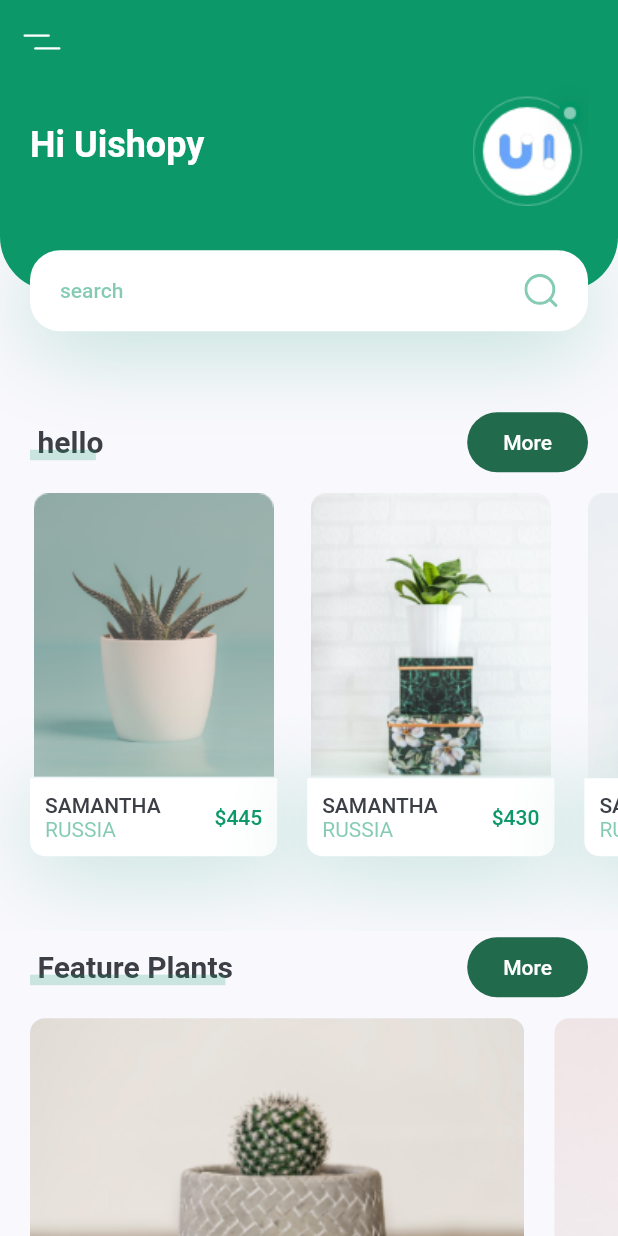
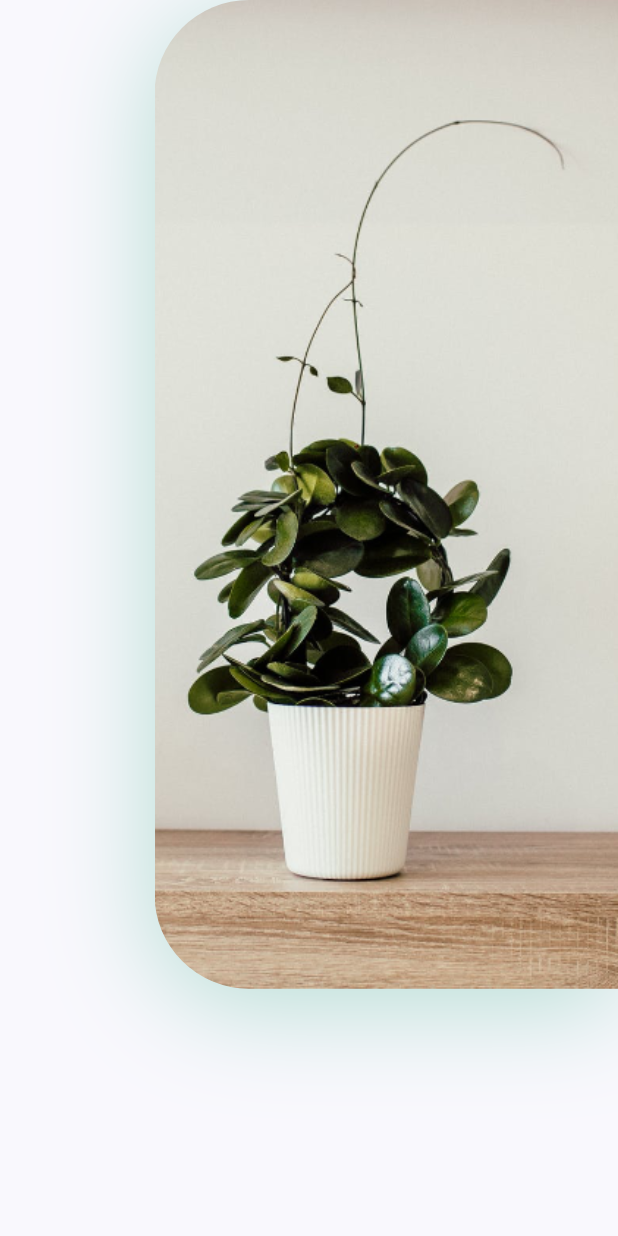
Before and after one commit to yuyang545262477/flutter_clone_platApp, a Flutter app: the screen it shows after launch, after a tap on an icon or button, on a phone screen of 412 x 824 dp. Run offline on Flutter 3.47's test engine with Material 2 defaults, Android fonts, the phone set to English and light mode, and no system bars; our stand-ins replace flutter_svg.

Commit message:
add detail page .

```diff
--- /dev/null
+++ b/lib/components/my_bottom_nav_bar.dart
@@ -0,0 +1,40 @@
+import 'package:flutter/material.dart';
+import 'package:flutter_svg/flutter_svg.dart';
+import 'package:hello_flutter/constants.dart';
+
+class MyBottomNavBar extends StatelessWidget {
+  const MyBottomNavBar({
+    super.key,
+  });
+
+  @override
+  Widget build(BuildContext context) {
+    return Container(
+      padding: const EdgeInsets.only(
+          left: kDefaultPadding * 2,
+          right: kDefaultPadding * 2,
+          bottom: kDefaultPadding),
+      height: 80,
+      decoration: BoxDecoration(color: Colors.white, boxShadow: [
+        BoxShadow(
+            offset: const Offset(0, -10),
+            blurRadius: 35,
+            color: kPrimaryColor.withOpacity(.38))
+      ]),
+      child: Row(
+        mainAxisAlignment: MainAxisAlignment.spaceBetween,
+        children: [
+          IconButton(
+              onPressed: () {},
+              icon: SvgPicture.asset('assets/icons/flower.svg')),
+          IconButton(
+              onPressed: () {},
+              icon: SvgPicture.asset('assets/icons/heart-icon.svg')),
+          IconButton(
+              onPressed: () {},
+              icon: SvgPicture.asset('assets/icons/user-icon.svg')),
+        ],
+      ),
+    );
+  }
+}
--- /dev/null
+++ b/lib/screens/detail/components/body.dart
@@ -0,0 +1,40 @@
+import 'package:flutter/material.dart';
+import 'package:hello_flutter/constants.dart';
+
+class Body extends StatelessWidget {
+  const Body({super.key});
+
+  @override
+  Widget build(BuildContext context) {
+    Size size = MediaQuery.of(context).size;
+    return Column(
+      children: [
+        Row(
+          children: [
+            Expanded(child: Column()),
+            Container(
+              height: size.height * .8,
+              width: size.width * .75,
+              decoration: BoxDecoration(
+                  borderRadius: BorderRadius.only(
+                    topLeft: Radius.circular(63),
+                    bottomLeft: Radius.circular(63),
+                  ),
+                  boxShadow: [
+                    BoxShadow(
+                      offset: const Offset(0, 10),
+                      blurRadius: 60,
+                      color: kPrimaryColor.withOpacity(0.29),
+                    ),
+                  ],
+                  image: DecorationImage(
+                      alignment: Alignment.centerLeft,
+                      fit: BoxFit.cover,
+                      image: AssetImage('assets/images/img.png'))),
+            )
+          ],
+        )
+      ],
+    );
+  }
+}
--- /dev/null
+++ b/lib/screens/detail/details_screen.dart
@@ -0,0 +1,14 @@
+import 'package:flutter/material.dart';
+
+import 'components/body.dart';
+
+class DetailScreen extends StatelessWidget {
+  const DetailScreen({super.key});
+
+  @override
+  Widget build(BuildContext context) {
+    return const Scaffold(
+      body: Body(),
+    );
+  }
+}
--- a/lib/screens/home/components/recommend_plants.dart
+++ b/lib/screens/home/components/recommend_plants.dart
@@ -1,5 +1,6 @@
 import 'package:flutter/material.dart';
 import 'package:hello_flutter/constants.dart';
+import 'package:hello_flutter/screens/detail/details_screen.dart';
 
 class RecommendsPlants extends StatelessWidget {
   const RecommendsPlants({
@@ -18,7 +19,11 @@ class RecommendsPlants extends StatelessWidget {
             title: "samantha",
             price: 445,
             press: () {
-              print('RecomendPlantCard');
+              // print('RecomendPlantCard');
+              Navigator.push(
+                  context,
+                  MaterialPageRoute(
+                      builder: (context) => const DetailScreen()));
             },
           ),
           RecomendPlantCard(
@@ -27,7 +32,11 @@ class RecommendsPlants extends StatelessWidget {
             title: "samantha",
             price: 430,
             press: () {
-              print('RecomendPlantCard');
+              // print('RecomendPlantCard');
+              Navigator.push(
+                  context,
+                  MaterialPageRoute(
+                      builder: (context) => const DetailScreen()));
             },
           ),
           RecomendPlantCard(
@@ -36,7 +45,11 @@ class RecommendsPlants extends StatelessWidget {
             title: "samantha",
             price: 420,
             press: () {
-              print('RecomendPlantCard');
+              // print('RecomendPlantCard');
+              Navigator.push(
+                  context,
+                  MaterialPageRoute(
+                      builder: (context) => const DetailScreen()));
             },
           ),
         ],
@@ -74,6 +87,7 @@ class RecomendPlantCard extends StatelessWidget {
           GestureDetector(
             onTap: () {
               press();
+              // print('GestureDetector');
             },
             child: Container(
               padding: const EdgeInsets.all(kDefaultPadding / 2),
--- a/lib/screens/home/home_screen.dart
+++ b/lib/screens/home/home_screen.dart
@@ -1,5 +1,6 @@
 import 'package:flutter/material.dart';
 import 'package:flutter_svg/flutter_svg.dart';
+import 'package:hello_flutter/components/my_bottom_nav_bar.dart';
 import 'package:hello_flutter/constants.dart';
 import 'package:hello_flutter/screens/home/components/body.dart';
 
@@ -10,7 +11,8 @@ class HomeScreen extends StatelessWidget {
   Widget build(BuildContext context) {
     return Scaffold(
       appBar: buildAppBar(),
-      body: Body(),
+      body: const Body(),
+      bottomNavigationBar: const MyBottomNavBar(),
     );
   }
 
```
